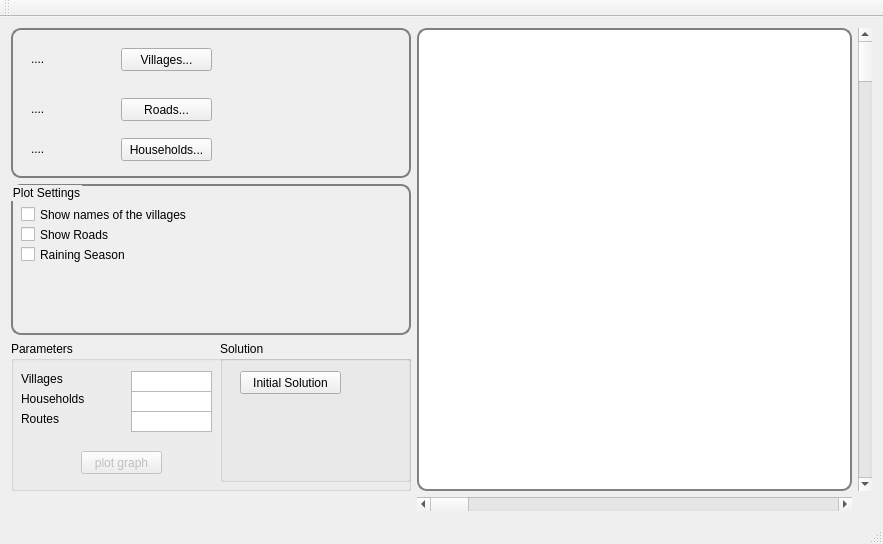
First picture: the form in Nouna_PCVRP/qt-project/ver00/nouna_project/mainwindow.ui, repository tikhoncheva/work, before the edit.
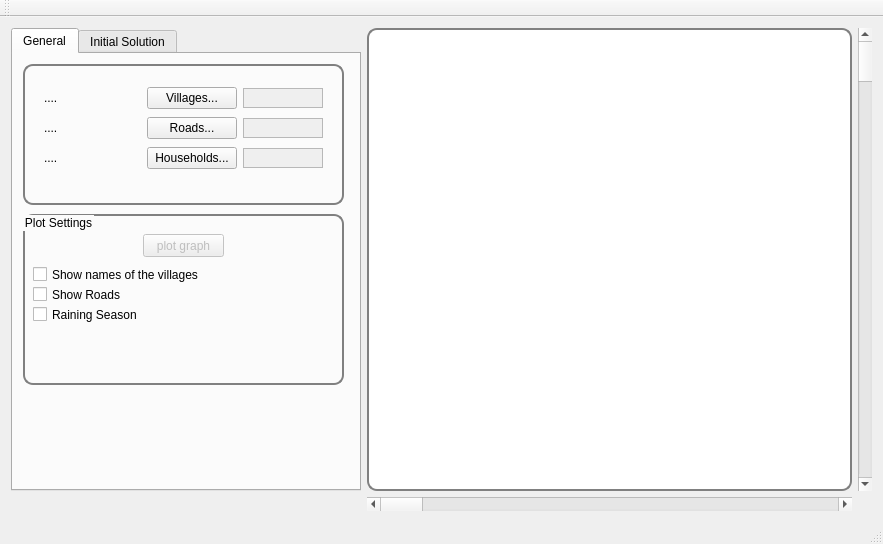
Second picture: the form after the edit. Custom widgets are drawn as their Qt base class.

Commit message: error initial solution

What changed in the file:
```diff
--- a/Nouna_PCVRP/qt-project/ver00/nouna_project/mainwindow.ui
+++ b/Nouna_PCVRP/qt-project/ver00/nouna_project/mainwindow.ui
@@ -20,179 +20,19 @@
    <string>MainWindow</string>
   </property>
   <widget class="QWidget" name="centralWidget">
-   <layout class="QVBoxLayout" name="verticalLayout">
-    <item>
+   <property name="sizePolicy">
+    <sizepolicy hsizetype="Expanding" vsizetype="Expanding">
+     <horstretch>0</horstretch>
+     <verstretch>0</verstretch>
+    </sizepolicy>
+   </property>
+   <layout class="QGridLayout" name="gridLayout_3">
+    <item row="0" column="0">
      <layout class="QGridLayout" name="gridLayout">
-      <item row="3" column="2">
-       <widget class="QScrollBar" name="horizontalScrollBar">
-        <property name="value">
-         <number>0</number>
-        </property>
-        <property name="orientation">
-         <enum>Qt::Horizontal</enum>
-        </property>
-       </widget>
-      </item>
-      <item row="2" column="0">
-       <widget class="QGroupBox" name="groupBoxPar">
-        <property name="enabled">
-         <bool>true</bool>
-        </property>
-        <property name="sizePolicy">
-         <sizepolicy hsizetype="Fixed" vsizetype="Fixed">
-          <horstretch>0</horstretch>
-          <verstretch>0</verstretch>
-         </sizepolicy>
-        </property>
-        <property name="maximumSize">
-         <size>
-          <width>400</width>
-          <height>300</height>
-         </size>
-        </property>
-        <property name="title">
-         <string>Parameters</string>
-        </property>
-        <widget class="QLabel" name="labelNumOfVillages">
-         <property name="geometry">
-          <rect>
-           <x>10</x>
-           <y>30</y>
-           <width>57</width>
-           <height>15</height>
-          </rect>
-         </property>
-         <property name="text">
-          <string>Villages</string>
-         </property>
-        </widget>
-        <widget class="QLabel" name="labelNumOfHh">
-         <property name="geometry">
-          <rect>
-           <x>10</x>
-           <y>50</y>
-           <width>81</width>
-           <height>16</height>
-          </rect>
-         </property>
-         <property name="text">
-          <string>Households</string>
-         </property>
-        </widget>
-        <widget class="QTextEdit" name="textEditN">
-         <property name="geometry">
-          <rect>
-           <x>120</x>
-           <y>30</y>
-           <width>81</width>
-           <height>21</height>
-          </rect>
-         </property>
-         <property name="verticalScrollBarPolicy">
-          <enum>Qt::ScrollBarAlwaysOff</enum>
-         </property>
-         <property name="horizontalScrollBarPolicy">
-          <enum>Qt::ScrollBarAlwaysOff</enum>
-         </property>
-        </widget>
-        <widget class="QTextEdit" name="textEditH">
-         <property name="geometry">
-          <rect>
-           <x>120</x>
-           <y>50</y>
-           <width>81</width>
-           <height>21</height>
-          </rect>
-         </property>
-         <property name="verticalScrollBarPolicy">
-          <enum>Qt::ScrollBarAlwaysOff</enum>
-         </property>
-         <property name="horizontalScrollBarPolicy">
-          <enum>Qt::ScrollBarAlwaysOff</enum>
-         </property>
-        </widget>
-        <widget class="QTextEdit" name="textEditR">
-         <property name="geometry">
-          <rect>
-           <x>120</x>
-           <y>70</y>
-           <width>81</width>
-           <height>21</height>
-          </rect>
-         </property>
-         <property name="verticalScrollBarPolicy">
-          <enum>Qt::ScrollBarAlwaysOff</enum>
-         </property>
-         <property name="horizontalScrollBarPolicy">
-          <enum>Qt::ScrollBarAlwaysOff</enum>
-         </property>
-        </widget>
-        <widget class="QLabel" name="labelNumOfR">
-         <property name="geometry">
-          <rect>
-           <x>10</x>
-           <y>70</y>
-           <width>81</width>
-           <height>16</height>
-          </rect>
-         </property>
-         <property name="text">
-          <string>Routes</string>
-         </property>
-        </widget>
-        <widget class="QPushButton" name="buttonPlot">
-         <property name="enabled">
-          <bool>false</bool>
-         </property>
-         <property name="geometry">
-          <rect>
-           <x>70</x>
-           <y>110</y>
-           <width>81</width>
-           <height>23</height>
-          </rect>
-         </property>
-         <property name="styleSheet">
-          <string notr="true">#buttonPlot{
-background: rgb(238, 238, 238);
-}</string>
-         </property>
-         <property name="text">
-          <string>plot graph</string>
-         </property>
-        </widget>
-        <widget class="QGroupBox" name="groupBox">
-         <property name="geometry">
-          <rect>
-           <x>209</x>
-           <y>0</y>
-           <width>191</width>
-           <height>141</height>
-          </rect>
-         </property>
-         <property name="title">
-          <string>Solution</string>
-         </property>
-         <widget class="QPushButton" name="pushButtonInitialSolution">
-          <property name="geometry">
-           <rect>
-            <x>20</x>
-            <y>30</y>
-            <width>101</width>
-            <height>23</height>
-           </rect>
-          </property>
-          <property name="text">
-           <string>Initial Solution</string>
-          </property>
-         </widget>
-        </widget>
-       </widget>
-      </item>
-      <item row="0" column="2" rowspan="3">
+      <item row="0" column="1">
        <widget class="QCustomPlot" name="widget" native="true">
         <property name="sizePolicy">
-         <sizepolicy hsizetype="Preferred" vsizetype="Preferred">
+         <sizepolicy hsizetype="Expanding" vsizetype="Expanding">
           <horstretch>0</horstretch>
           <verstretch>0</verstretch>
          </sizepolicy>
@@ -206,8 +46,14 @@
         </property>
        </widget>
       </item>
-      <item row="0" column="3" rowspan="3">
+      <item row="0" column="2">
        <widget class="QScrollBar" name="verticalScrollBar">
+        <property name="sizePolicy">
+         <sizepolicy hsizetype="Fixed" vsizetype="Expanding">
+          <horstretch>0</horstretch>
+          <verstretch>0</verstretch>
+         </sizepolicy>
+        </property>
         <property name="value">
          <number>0</number>
         </property>
@@ -216,8 +62,296 @@
         </property>
        </widget>
       </item>
+      <item row="1" column="1">
+       <widget class="QScrollBar" name="horizontalScrollBar">
+        <property name="sizePolicy">
+         <sizepolicy hsizetype="Expanding" vsizetype="Fixed">
+          <horstretch>0</horstretch>
+          <verstretch>0</verstretch>
+         </sizepolicy>
+        </property>
+        <property name="value">
+         <number>0</number>
+        </property>
+        <property name="orientation">
+         <enum>Qt::Horizontal</enum>
+        </property>
+       </widget>
+      </item>
+      <item row="0" column="0">
+       <widget class="QTabWidget" name="tabWidget">
+        <property name="sizePolicy">
+         <sizepolicy hsizetype="Expanding" vsizetype="Expanding">
+          <horstretch>100</horstretch>
+          <verstretch>0</verstretch>
+         </sizepolicy>
+        </property>
+        <property name="maximumSize">
+         <size>
+          <width>350</width>
+          <height>16777215</height>
+         </size>
+        </property>
+        <property name="currentIndex">
+         <number>0</number>
+        </property>
+        <widget class="QWidget" name="tab_7">
+         <attribute name="title">
+          <string>General</string>
+         </attribute>
+         <widget class="QFrame" name="frame">
+          <property name="geometry">
+           <rect>
+            <x>10</x>
+            <y>10</y>
+            <width>321</width>
+            <height>141</height>
+           </rect>
+          </property>
+          <property name="sizePolicy">
+           <sizepolicy hsizetype="Fixed" vsizetype="Fixed">
+            <horstretch>0</horstretch>
+            <verstretch>0</verstretch>
+           </sizepolicy>
+          </property>
+          <property name="maximumSize">
+           <size>
+            <width>400</width>
+            <height>300</height>
+           </size>
+          </property>
+          <property name="styleSheet">
+           <string notr="true">#frame {
+border: 2px solid gray;
+border-radius: 10px;
+}</string>
+          </property>
+          <property name="frameShape">
+           <enum>QFrame::StyledPanel</enum>
+          </property>
+          <property name="frameShadow">
+           <enum>QFrame::Raised</enum>
+          </property>
+          <widget class="QWidget" name="gridLayoutWidget_2">
+           <property name="geometry">
+            <rect>
+             <x>10</x>
+             <y>10</y>
+             <width>301</width>
+             <height>111</height>
+            </rect>
+           </property>
+           <layout class="QGridLayout" name="gridLayout_4">
+            <item row="1" column="2">
+             <widget class="QTextEdit" name="textEditR">
+              <property name="enabled">
+               <bool>false</bool>
+              </property>
+              <property name="sizePolicy">
+               <sizepolicy hsizetype="Fixed" vsizetype="Fixed">
+                <horstretch>0</horstretch>
+                <verstretch>0</verstretch>
+               </sizepolicy>
+              </property>
+              <property name="maximumSize">
+               <size>
+                <width>80</width>
+                <height>20</height>
+               </size>
+              </property>
+              <property name="verticalScrollBarPolicy">
+               <enum>Qt::ScrollBarAlwaysOff</enum>
+              </property>
+              <property name="horizontalScrollBarPolicy">
+               <enum>Qt::ScrollBarAlwaysOff</enum>
+              </property>
+             </widget>
+            </item>
+            <item row="2" column="2">
+             <widget class="QTextEdit" name="textEditH">
+              <property name="enabled">
+               <bool>false</bool>
+              </property>
+              <property name="sizePolicy">
+               <sizepolicy hsizetype="Fixed" vsizetype="Fixed">
+                <horstretch>0</horstretch>
+                <verstretch>0</verstretch>
+               </sizepolicy>
+              </property>
+              <property name="maximumSize">
+               <size>
+                <width>80</width>
+                <height>20</height>
+               </size>
+              </property>
+              <property name="verticalScrollBarPolicy">
+               <enum>Qt::ScrollBarAlwaysOff</enum>
+              </property>
+              <property name="horizontalScrollBarPolicy">
+               <enum>Qt::ScrollBarAlwaysOff</enum>
+              </property>
+             </widget>
+            </item>
+            <item row="2" column="1">
+             <widget class="QPushButton" name="buttonOpenHouseh">
+              <property name="sizePolicy">
+               <sizepolicy hsizetype="Fixed" vsizetype="Fixed">
+                <horstretch>0</horstretch>
+                <verstretch>0</verstretch>
+               </sizepolicy>
+              </property>
+              <property name="maximumSize">
+               <size>
+                <width>90</width>
+                <height>30</height>
+               </size>
+              </property>
+              <property name="text">
+               <string>Households...</string>
+              </property>
+             </widget>
+            </item>
+            <item row="0" column="0">
+             <widget class="QLabel" name="labFile1">
+              <property name="sizePolicy">
+               <sizepolicy hsizetype="Fixed" vsizetype="Fixed">
+                <horstretch>0</horstretch>
+                <verstretch>0</verstretch>
+               </sizepolicy>
+              </property>
+              <property name="maximumSize">
+               <size>
+                <width>100</width>
+                <height>30</height>
+               </size>
+              </property>
+              <property name="autoFillBackground">
+               <bool>false</bool>
+              </property>
+              <property name="text">
+               <string>....</string>
+              </property>
+             </widget>
+            </item>
       <item row="1" column="0">
+             <widget class="QLabel" name="labFile2">
+              <property name="sizePolicy">
+               <sizepolicy hsizetype="Fixed" vsizetype="Fixed">
+                <horstretch>0</horstretch>
+                <verstretch>0</verstretch>
+               </sizepolicy>
+              </property>
+              <property name="maximumSize">
+               <size>
+                <width>100</width>
+                <height>30</height>
+               </size>
+              </property>
+              <property name="autoFillBackground">
+               <bool>false</bool>
+              </property>
+              <property name="text">
+               <string>....</string>
+              </property>
+             </widget>
+            </item>
+            <item row="0" column="1">
+             <widget class="QPushButton" name="buttonOpenVillages">
+              <property name="sizePolicy">
+               <sizepolicy hsizetype="Fixed" vsizetype="Fixed">
+                <horstretch>0</horstretch>
+                <verstretch>0</verstretch>
+               </sizepolicy>
+              </property>
+              <property name="maximumSize">
+               <size>
+                <width>90</width>
+                <height>30</height>
+               </size>
+              </property>
+              <property name="text">
+               <string>Villages...</string>
+              </property>
+             </widget>
+            </item>
+            <item row="2" column="0">
+             <widget class="QLabel" name="labFile3">
+              <property name="sizePolicy">
+               <sizepolicy hsizetype="Fixed" vsizetype="Fixed">
+                <horstretch>0</horstretch>
+                <verstretch>0</verstretch>
+               </sizepolicy>
+              </property>
+              <property name="maximumSize">
+               <size>
+                <width>100</width>
+                <height>30</height>
+               </size>
+              </property>
+              <property name="autoFillBackground">
+               <bool>false</bool>
+              </property>
+              <property name="text">
+               <string>....</string>
+              </property>
+             </widget>
+            </item>
+            <item row="1" column="1">
+             <widget class="QPushButton" name="buttonOpenRoads">
+              <property name="sizePolicy">
+               <sizepolicy hsizetype="Fixed" vsizetype="Fixed">
+                <horstretch>0</horstretch>
+                <verstretch>0</verstretch>
+               </sizepolicy>
+              </property>
+              <property name="maximumSize">
+               <size>
+                <width>90</width>
+                <height>30</height>
+               </size>
+              </property>
+              <property name="text">
+               <string>Roads...</string>
+              </property>
+             </widget>
+            </item>
+            <item row="0" column="2">
+             <widget class="QTextEdit" name="textEditN">
+              <property name="enabled">
+               <bool>false</bool>
+              </property>
+              <property name="sizePolicy">
+               <sizepolicy hsizetype="Fixed" vsizetype="Fixed">
+                <horstretch>0</horstretch>
+                <verstretch>0</verstretch>
+               </sizepolicy>
+              </property>
+              <property name="maximumSize">
+               <size>
+                <width>80</width>
+                <height>20</height>
+               </size>
+              </property>
+              <property name="verticalScrollBarPolicy">
+               <enum>Qt::ScrollBarAlwaysOff</enum>
+              </property>
+              <property name="horizontalScrollBarPolicy">
+               <enum>Qt::ScrollBarAlwaysOff</enum>
+              </property>
+             </widget>
+            </item>
+           </layout>
+          </widget>
+         </widget>
        <widget class="QGroupBox" name="groupBoxPlotSetting">
+          <property name="geometry">
+           <rect>
+            <x>10</x>
+            <y>160</y>
+            <width>321</width>
+            <height>171</height>
+           </rect>
+          </property>
         <property name="styleSheet">
          <string notr="true">#groupBoxPlotSetting {
 border: 2px solid gray;
@@ -231,7 +365,7 @@
          <property name="geometry">
           <rect>
            <x>10</x>
-           <y>20</y>
+             <y>50</y>
            <width>191</width>
            <height>21</height>
           </rect>
@@ -244,7 +378,7 @@
          <property name="geometry">
           <rect>
            <x>10</x>
-           <y>40</y>
+             <y>70</y>
            <width>111</width>
            <height>21</height>
           </rect>
@@ -257,7 +391,7 @@
          <property name="geometry">
           <rect>
            <x>10</x>
-           <y>60</y>
+             <y>90</y>
            <width>131</width>
            <height>21</height>
           </rect>
@@ -272,126 +406,104 @@
           <string>Raining Season</string>
          </property>
         </widget>
-       </widget>
-      </item>
-      <item row="0" column="0">
-       <widget class="QFrame" name="frame">
-        <property name="sizePolicy">
-         <sizepolicy hsizetype="Fixed" vsizetype="Fixed">
-          <horstretch>0</horstretch>
-          <verstretch>0</verstretch>
-         </sizepolicy>
-        </property>
-        <property name="maximumSize">
-         <size>
-          <width>400</width>
-          <height>300</height>
-         </size>
+          <widget class="QPushButton" name="buttonPlot">
+           <property name="enabled">
+            <bool>false</bool>
+           </property>
+           <property name="geometry">
+            <rect>
+             <x>120</x>
+             <y>20</y>
+             <width>81</width>
+             <height>23</height>
+            </rect>
         </property>
         <property name="styleSheet">
-         <string notr="true">#frame {
-border: 2px solid gray;
-border-radius: 10px;
+            <string notr="true">#buttonPlot{
+background: rgb(238, 238, 238);
 }</string>
         </property>
-        <property name="frameShape">
-         <enum>QFrame::StyledPanel</enum>
-        </property>
-        <property name="frameShadow">
-         <enum>QFrame::Raised</enum>
-        </property>
-        <widget class="QPushButton" name="buttonOpenVillages">
+           <property name="text">
+            <string>plot graph</string>
+           </property>
+          </widget>
+         </widget>
+        </widget>
+        <widget class="QWidget" name="tab_8">
+         <attribute name="title">
+          <string>Initial Solution</string>
+         </attribute>
+         <widget class="QPushButton" name="pushButtonInitialSolution">
+          <property name="enabled">
+           <bool>false</bool>
+          </property>
          <property name="geometry">
           <rect>
-           <x>110</x>
-           <y>20</y>
-           <width>91</width>
+            <x>10</x>
+            <y>10</y>
+            <width>101</width>
            <height>23</height>
           </rect>
          </property>
          <property name="text">
-          <string>Villages...</string>
-         </property>
-        </widget>
-        <widget class="QLabel" name="labFile1">
+           <string>Initial Solution</string>
+          </property>
+         </widget>
+         <widget class="QLabel" name="labelSelectInterviewer">
          <property name="geometry">
           <rect>
            <x>20</x>
-           <y>20</y>
-           <width>91</width>
+            <y>50</y>
+            <width>111</width>
            <height>21</height>
           </rect>
          </property>
-         <property name="autoFillBackground">
-          <bool>false</bool>
-         </property>
          <property name="text">
-          <string>....</string>
-         </property>
-        </widget>
-        <widget class="QLabel" name="labFile2">
+           <string>Select interviewer</string>
+          </property>
+         </widget>
+         <widget class="QTextEdit" name="textEditSelectK">
          <property name="geometry">
           <rect>
-           <x>20</x>
-           <y>70</y>
-           <width>91</width>
+            <x>140</x>
+            <y>50</y>
+            <width>51</width>
            <height>21</height>
           </rect>
          </property>
-         <property name="sizePolicy">
-          <sizepolicy hsizetype="Fixed" vsizetype="Preferred">
-           <horstretch>0</horstretch>
-           <verstretch>0</verstretch>
-          </sizepolicy>
-         </property>
-         <property name="autoFillBackground">
-          <bool>false</bool>
-         </property>
-         <property name="text">
-          <string>....</string>
-         </property>
-        </widget>
-        <widget class="QLabel" name="labFile3">
-         <property name="geometry">
-          <rect>
-           <x>20</x>
-           <y>110</y>
-           <width>91</width>
-           <height>21</height>
-          </rect>
-         </property>
-         <property name="autoFillBackground">
+          <property name="inputMethodHints">
+           <set>Qt::ImhDigitsOnly</set>
+          </property>
+          <property name="verticalScrollBarPolicy">
+           <enum>Qt::ScrollBarAlwaysOff</enum>
+          </property>
+         </widget>
+         <widget class="QPushButton" name="pushButtonShowRoute">
+          <property name="enabled">
           <bool>false</bool>
          </property>
-         <property name="text">
-          <string>....</string>
-         </property>
-        </widget>
-        <widget class="QPushButton" name="buttonOpenRoads">
          <property name="geometry">
           <rect>
-           <x>110</x>
-           <y>70</y>
+            <x>210</x>
+            <y>50</y>
            <width>91</width>
            <height>23</height>
           </rect>
          </property>
          <property name="text">
-          <string>Roads...</string>
-         </property>
-        </widget>
-        <widget class="QPushButton" name="buttonOpenHouseh">
+           <string>show routes</string>
+          </property>
+         </widget>
+         <widget class="QTextEdit" name="textEditRouteInfo">
          <property name="geometry">
           <rect>
-           <x>110</x>
-           <y>110</y>
-           <width>91</width>
-           <height>23</height>
-          </rect>
-         </property>
-         <property name="text">
-          <string>Households...</string>
-         </property>
+            <x>10</x>
+            <y>80</y>
+            <width>331</width>
+            <height>211</height>
+           </rect>
+          </property>
+         </widget>
         </widget>
        </widget>
       </item>
```
Lines whose indentation alone changed are shown as unchanged. The commit also changes 23 other files.
